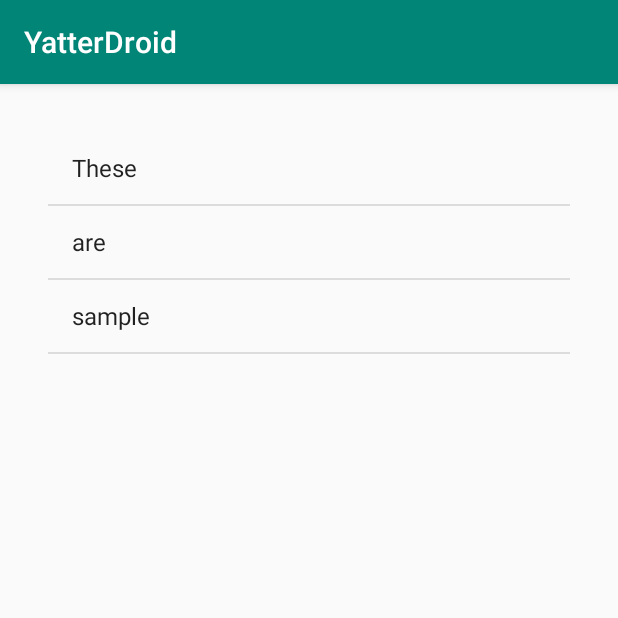
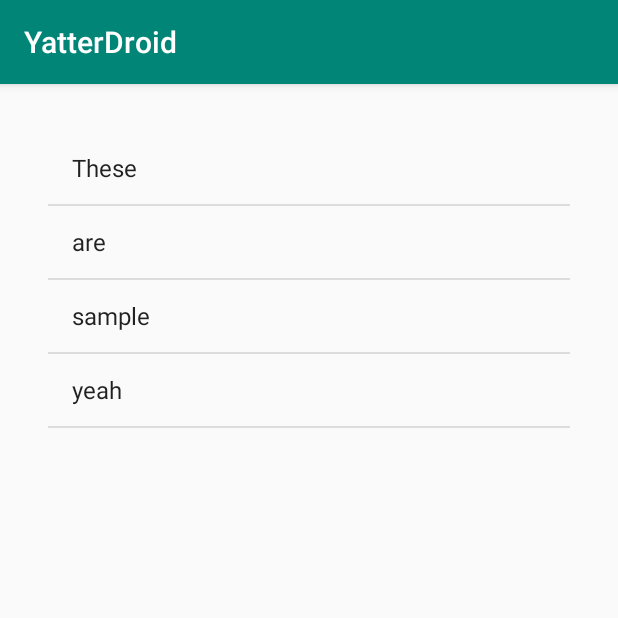
Before and after one commit to Hilenet/jetpack-practice, an Android app: the screen it shows after launch (MainActivity), on a phone screen of 412 x 824 dp, the top half of it. Run offline under Robolectric (Android 15) with nearby library versions, the phone set to English and light mode, and no system bars.

Commit message:
feat: livedata理解した，同期で実装

```diff
--- a/app/src/main/java/com/example/yatterdroid/ui/timeline/TimelineFragment.kt
+++ b/app/src/main/java/com/example/yatterdroid/ui/timeline/TimelineFragment.kt
@@ -7,6 +7,7 @@ import android.view.LayoutInflater
 import android.view.View
 import android.view.ViewGroup
 import android.widget.ArrayAdapter
+import androidx.lifecycle.Observer
 import com.example.yatterdroid.R
 import kotlinx.android.synthetic.main.timeline_fragment.*
 
@@ -29,10 +30,12 @@ class TimelineFragment : Fragment() {
     override fun onActivityCreated(savedInstanceState: Bundle?) {
         super.onActivityCreated(savedInstanceState)
         viewModel = ViewModelProviders.of(this).get(TimelineViewModel::class.java)
-        // TODO: Use the ViewModel
 
-        var strArr = arrayOf("These", "are", "sample")
-        timelineSlot.adapter = ArrayAdapter<String>(this.context, android.R.layout.simple_list_item_1, strArr);
+        // live dataをobserve
+        viewModel.getStatuses().observe(this, Observer<MutableList<String>> { list ->
+            timelineSlot.adapter = ArrayAdapter<String>(this.context, android.R.layout.simple_list_item_1, list);
+        })
+        viewModel.getStatuses().value!!.add("yeah")
     }
 
 }
--- a/app/src/main/java/com/example/yatterdroid/ui/timeline/TimelineViewModel.kt
+++ b/app/src/main/java/com/example/yatterdroid/ui/timeline/TimelineViewModel.kt
@@ -1,7 +1,30 @@
 package com.example.yatterdroid.ui.timeline
 
+import androidx.lifecycle.MutableLiveData
 import androidx.lifecycle.ViewModel
 
 class TimelineViewModel : ViewModel() {
-    // TODO: Implement the ViewModel
+    private var statuses = lazy {
+        MutableLiveData<MutableList<String>>().also {
+            it.value = loadStatuses()
+        }
+    }
+    /*
+    // TODO: make asynchronous
+    private var statuses: MutableLiveData<MutableList<String>> by lazy {
+        MutableLiveData<MutableList<String>>().also {
+            it.value = loadStatuses() as MutableLiveData<MutableList<String>>
+        }
+    }
+    */
+
+
+    fun getStatuses(): MutableLiveData<MutableList<String>> {
+        return statuses.value
+    }
+
+    private fun loadStatuses(): MutableList<String> {
+        return mutableListOf<String>("These", "are", "sample")
+    }
+
 }
```
